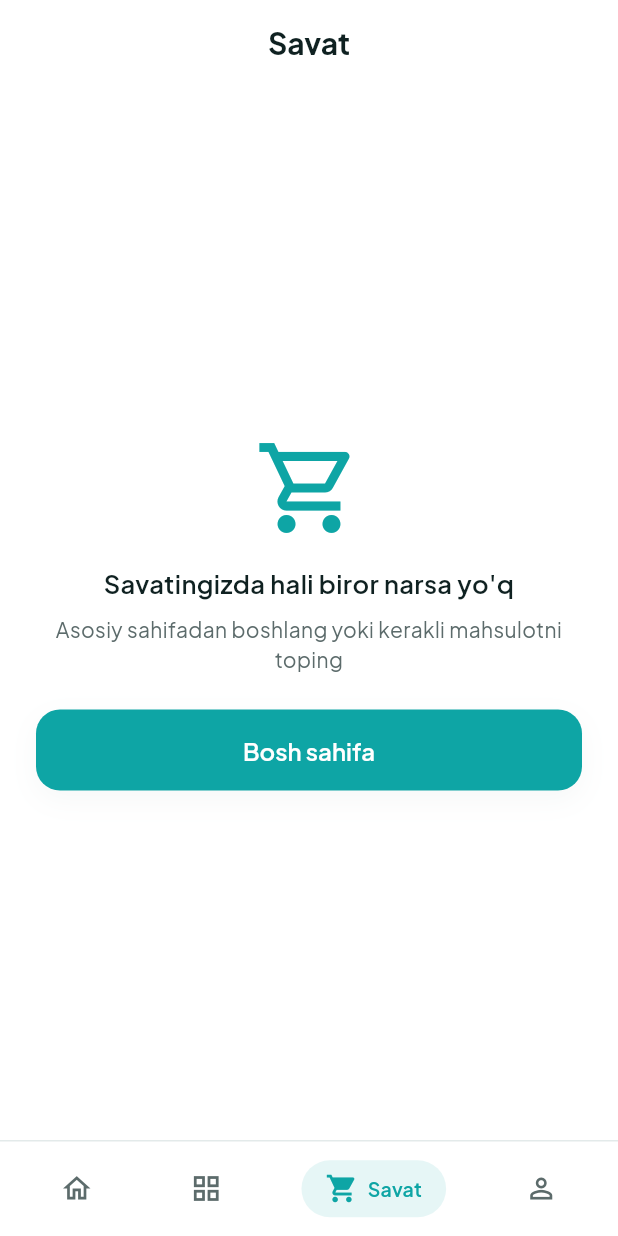
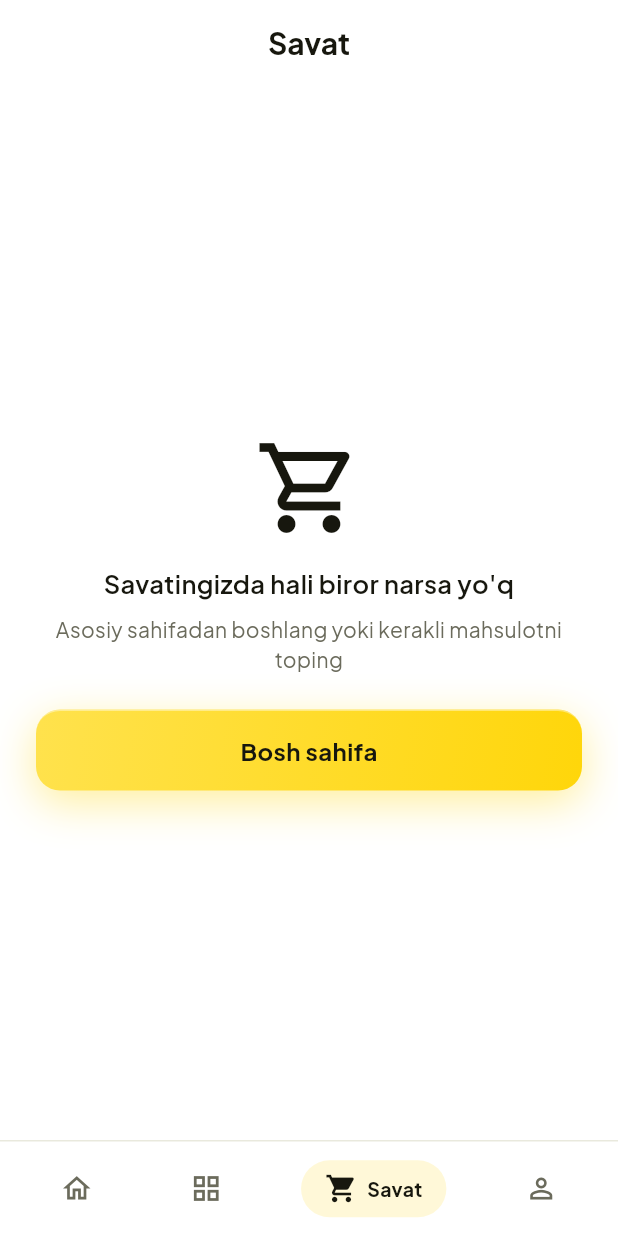
Before and after one commit to FaxriddinDeveloperr/voltra-web-app, a Flutter app: the CartScreen screen opened by its route, on a phone screen of 412 x 824 dp. Run offline on Flutter 3.47's test engine with Material 3 defaults, Android fonts, the phone set to English and light mode, and no system bars; our stand-ins replace cached_network_image, carousel_slider, dio, flutter_riverpod, flutter_secure_storage, go_router and 3 more; accounts and stored records are empty; network calls fail.

Commit message:
Energiya brendi: electric yellow aksent + chaqmoq logo, qorong'i hero/splash glow, glossy sariq tugma, sariq kartochka border, 3D/animatsiya

```diff
--- a/mobile/lib/core/theme/app_colors.dart
+++ b/mobile/lib/core/theme/app_colors.dart
@@ -1,76 +1,91 @@
 import 'package:flutter/material.dart';
 
-/// Markazlashtirilgan rang tizimi (teal). Hech qayerda hardcode rang yo'q —
-/// barcha widgetlar shu tokenlardan o'qiydi.
+/// Energiya brendi — electric yellow (tok sariq) + chaqmoq + qorong'i hero.
+/// Markazlashtirilgan: barcha widgetlar shu tokenlardan o'qiydi.
 abstract class AppColors {
-  // ── Brend teal ─────────────────────────────────────────────
-  static const primary = Color(0xFF0EA5A5);
-  static const primaryDark = Color(0xFF0E3B3B); // chuqur teal
+  // ── Energiya palitrasi ─────────────────────────────────────
+  static const accent = Color(0xFFFFD60A); // electric yellow — asosiy aksent
+  static const accentDeep = Color(0xFFF2B600); // gradient/pressed
+  static const accentBright = Color(0xFFFFE24D); // gradient yuqori (glossy)
+  static const ink = Color(0xFF17170E); // near-black (qorong'i hero + matn)
+  static const inkDeep = Color(0xFF0E0E08); // gradient tubi
 
-  // Tinted (yumshoq, shaffof) variantlar
-  static const primaryTintSoft = Color(0x140EA5A5); // ~8%
-  static const primaryTint = Color(0x1A0EA5A5); // ~10%
-  static const primaryTintStrong = Color(0x240EA5A5); // ~14%
+  // Sariq tinted variantlar
+  static const accentTintSoft = Color(0x1FFFD60A); // ~12%
+  static const accentTint = Color(0x29FFD60A); // ~16%
+  static const accentTintStrong = Color(0x3DFFD60A); // ~24%
+  static const accentBorder = Color(0x4DFFD60A); // ~30% — sariq border
 
-  // ── Neytral shkala (teal'ga biroz moyil, yumshoq o'tishlar) ─
-  static const background = Color(0xFFFFFFFF); // asosiy kanvas — toza oq
-  static const surface = Color(0xFFF7F9F9); // kartalar/inputlar yengil foni
-  static const surfaceVariant = Color(0xFFEFF3F3); // biroz chuqurroq
-  static const border = Color(0xFFE3EAEA); // nozik chegara
+  // ── Neytral ────────────────────────────────────────────────
+  static const background = Color(0xFFFFFFFF); // toza oq kontent foni
+  static const surface = Color(0xFFF7F7F2); // iliq yengil sirt
+  static const surfaceVariant = Color(0xFFEFEFE6);
+  static const border = Color(0xFFE9E9DD);
 
-  // ── Matn ierarxiyasi ───────────────────────────────────────
-  static const textPrimary = Color(0xFF0F2121);
-  static const textSecondary = Color(0xFF5C6B6B);
-  static const textTertiary = Color(0xFF93A1A1);
+  // ── Matn ───────────────────────────────────────────────────
+  static const textPrimary = ink;
+  static const textSecondary = Color(0xFF6B6B5C);
+  static const textTertiary = Color(0xFF9C9C8C);
 
-  // ── Status (yumshoq, zamonaviy ton + tinted fon) ───────────
-  static const danger = Color(0xFFE15C54);
-  static const dangerTint = Color(0xFFFCECEA);
-  static const success = Color(0xFF1FA07A);
-  static const successTint = Color(0xFFE6F4EF);
-  static const warn = Color(0xFFC98A00);
-  static const warnTint = Color(0xFFFBF1D6);
+  // ── Status ─────────────────────────────────────────────────
+  static const danger = Color(0xFFE5484D);
+  static const dangerTint = Color(0xFFFDEBEC);
+  static const success = Color(0xFF2BA24C);
+  static const successTint = Color(0xFFE7F6EC);
+  static const warn = accentDeep;
+  static const warnTint = accentTintSoft;
 
-  // ── Soyalar (ko'p qatlamli, teal-tinted — border o'rniga) ──
-  // Skill: soya rangi fonga moslangan (sof qora emas, deep teal toni).
+  // ── Soyalar + electric glow ────────────────────────────────
   static const List<BoxShadow> cardShadow = [
-    BoxShadow(color: Color(0x0A0E3B3B), blurRadius: 24, offset: Offset(0, 12)),
-    BoxShadow(color: Color(0x0F0E3B3B), blurRadius: 6, offset: Offset(0, 2)),
+    BoxShadow(color: Color(0x14000000), blurRadius: 20, offset: Offset(0, 10)),
+    BoxShadow(color: Color(0x0A000000), blurRadius: 4, offset: Offset(0, 1)),
   ];
   static const List<BoxShadow> softShadow = [
-    BoxShadow(color: Color(0x0A0E3B3B), blurRadius: 16, offset: Offset(0, 6)),
+    BoxShadow(color: Color(0x12000000), blurRadius: 14, offset: Offset(0, 6)),
   ];
-  // Mahsulot rasmi "suzib turishi" uchun (signature)
   static const List<BoxShadow> floatShadow = [
-    BoxShadow(color: Color(0x140E3B3B), blurRadius: 20, offset: Offset(0, 10)),
+    BoxShadow(color: Color(0x1A000000), blurRadius: 18, offset: Offset(0, 10)),
+  ];
+  // Sariq electric glow (tugma/logo)
+  static const List<BoxShadow> glow = [
+    BoxShadow(color: Color(0x66FFD60A), blurRadius: 24, offset: Offset(0, 8)),
   ];
 
-  // ── Nozik gradientlar (faqat banner/CTA/logo) ──────────────
-  static const tealGradient = LinearGradient(
+  // ── Gradientlar ────────────────────────────────────────────
+  static const accentGradient = LinearGradient(
     begin: Alignment.topLeft,
     end: Alignment.bottomRight,
-    colors: [primary, primaryDark],
+    colors: [accentBright, accent],
+  );
+  static const darkGradient = LinearGradient(
+    begin: Alignment.topLeft,
+    end: Alignment.bottomRight,
+    colors: [Color(0xFF24241A), inkDeep],
   );
 
-  // ── Logo akssenti (faqat logo belgisida) ───────────────────
-  static const sun = Color(0xFFF2B705);
+  // Logo akssenti
+  static const sun = accent;
 
   // ════════════════════════════════════════════════════════════
-  // Eski semantik nomlar — yangi tokenlarga ko'chirilgan
-  // (widgetlar o'zgarmasdan ishlashi uchun)
+  // Eski semantik nomlar -> energiya tokenlariga
+  // FILL'lar (tugma/aktiv/indikator) = sariq; MATN/IKONKA = ink
   // ════════════════════════════════════════════════════════════
-  static const primaryAccent = primary;
-  static const primaryAccentAlt = primaryDark;
-  static const primaryLight = primaryTint; // tanlangan tinted fon
+  static const primary = accent; // tugma/aktiv FILL = sariq
+  static const primaryDark = ink;
+  static const primaryAccent = accent;
+  static const primaryAccentAlt = ink;
+  static const primaryLight = accentTint; // tinted aktiv fon = sariq tint
   static const primaryLightAlt = surfaceVariant;
-  static const tealText = primary; // havola / narx akssent matni
+  static const primaryTint = accentTint;
+  static const primaryTintSoft = accentTintSoft;
+  static const primaryTintStrong = accentTintStrong;
+  static const tealText = ink; // havola/narx matni = ink (oqilmaydigan sariq emas)
 
-  static const forest = primary; // ikonkalar -> primary
-  static const deepForest = primaryDark;
-  static const softForest = primary;
+  static const forest = ink; // ikonkalar = ink (oq fonda o'qiladi)
+  static const deepForest = ink;
+  static const softForest = ink;
   static const cream = Color(0xFFFFFFFF);
   static const creamDeep = surfaceVariant;
-  static const ink = textPrimary;
   static const muted = textSecondary;
   static const rule = border;
 
@@ -82,14 +97,15 @@ abstract class AppColors {
   static const inStockGreen = success;
 
   static const surfaceAlt = surfaceVariant;
-  static const imagePlaceholder = Color(0xFFE9EEEE);
-  static const imagePlaceholderAlt = Color(0xFFE9EEEE);
+  static const imagePlaceholder = Color(0xFFECECE2);
+  static const imagePlaceholderAlt = Color(0xFFECECE2);
 
   static const textPrimaryAlt = textPrimary;
   static const textSecondaryAlt = textSecondary;
   static const strikethrough = textTertiary;
 
-  // Eski gradient nomlari -> teal gradient
-  static const forestGradient = tealGradient;
-  static const sunGradient = tealGradient;
+  // Eski gradient nomlari
+  static const tealGradient = darkGradient; // hero/logo plitka -> qorong'i
+  static const forestGradient = darkGradient;
+  static const sunGradient = accentGradient;
 }
--- a/mobile/lib/core/theme/app_decorations.dart
+++ b/mobile/lib/core/theme/app_decorations.dart
@@ -4,10 +4,11 @@ import 'app_spacing.dart';
 
 /// Markazlashtirilgan konteyner dekoratsiyalari — yengil soya, border emas.
 abstract class AppDecorations {
-  /// Oq karta + juda yengil soya.
+  /// Oq karta + nozik sariq border + yengil soya (electric uslub).
   static BoxDecoration card({double? radius}) => BoxDecoration(
         color: AppColors.background,
         borderRadius: BorderRadius.circular(radius ?? AppSpacing.cardRadius),
+        border: Border.all(color: AppColors.accentBorder, width: 1),
         boxShadow: AppColors.cardShadow,
       );
 
--- a/mobile/lib/core/theme/app_typography.dart
+++ b/mobile/lib/core/theme/app_typography.dart
@@ -44,7 +44,7 @@ abstract class AppTypography {
         color: AppColors.strikethrough,
       ).copyWith(decoration: TextDecoration.lineThrough);
   static TextStyle get button =>
-      _t(size: 16, weight: FontWeight.w600, color: Colors.white);
+      _t(size: 16, weight: FontWeight.w700, color: AppColors.ink);
   static TextStyle get hint =>
       _t(size: 14, weight: FontWeight.w400, color: AppColors.textSecondary);
   static TextStyle get link =>
--- a/mobile/lib/core/widgets/app_logo.dart
+++ b/mobile/lib/core/widgets/app_logo.dart
@@ -21,7 +21,7 @@ class AppLogo extends StatelessWidget {
         ? SizedBox(
             width: size,
             height: size,
-            child: CustomPaint(painter: _VMarkPainter(Colors.white)),
+            child: CustomPaint(painter: _VMarkPainter(AppColors.accent)),
           )
         : Container(
             width: size,
@@ -59,7 +59,7 @@ class AppLogo extends StatelessWidget {
                 ),
                 Padding(
                   padding: EdgeInsets.all(size * 0.24),
-                  child: CustomPaint(painter: _VMarkPainter(Colors.white)),
+                  child: CustomPaint(painter: _VMarkPainter(AppColors.accent)),
                 ),
               ],
             ),
--- a/mobile/lib/core/widgets/main_shell.dart
+++ b/mobile/lib/core/widgets/main_shell.dart
@@ -92,7 +92,7 @@ class _NavItem extends StatelessWidget {
     final iconWidget = Icon(
       active ? spec.activeIcon : spec.icon,
       size: 22,
-      color: active ? AppColors.primary : AppColors.textSecondary,
+      color: active ? AppColors.ink : AppColors.textSecondary,
     );
 
     return GestureDetector(
@@ -142,8 +142,8 @@ class _NavItem extends StatelessWidget {
               Text(
                 label,
                 style: const TextStyle(
-                  color: AppColors.primary,
-                  fontWeight: FontWeight.w600,
+                  color: AppColors.ink,
+                  fontWeight: FontWeight.w700,
                   fontSize: 13,
                 ),
               ),
--- a/mobile/lib/core/widgets/primary_button.dart
+++ b/mobile/lib/core/widgets/primary_button.dart
@@ -3,7 +3,7 @@ import '../theme/app_colors.dart';
 import '../theme/app_spacing.dart';
 import 'pressable.dart';
 
-/// Spec 1.4.7 — PrimaryButton (to'q yashil, oq matn, full width).
+/// PrimaryButton — glossy sariq gradient + electric glow, to'q matn (3D his).
 class PrimaryButton extends StatelessWidget {
   const PrimaryButton({
     super.key,
@@ -22,13 +22,15 @@ class PrimaryButton extends StatelessWidget {
 
   @override
   Widget build(BuildContext context) {
-    final child = loading
+    final enabled = !loading && onPressed != null;
+
+    final content = loading
         ? const SizedBox(
             height: 22,
             width: 22,
             child: CircularProgressIndicator(
               strokeWidth: 2.4,
-              valueColor: AlwaysStoppedAnimation(Colors.white),
+              valueColor: AlwaysStoppedAnimation(AppColors.ink),
             ),
           )
         : Row(
@@ -36,37 +38,52 @@ class PrimaryButton extends StatelessWidget {
             mainAxisAlignment: MainAxisAlignment.center,
             children: [
               if (icon != null) ...[
-                Icon(icon, size: 20),
+                Icon(icon, size: 20, color: AppColors.ink),
                 const SizedBox(width: AppSpacing.sm),
               ],
               Flexible(
-                child: Text(label, overflow: TextOverflow.ellipsis),
+                child: Text(
+                  label,
+                  overflow: TextOverflow.ellipsis,
+                  style: const TextStyle(
+                    fontSize: 16,
+                    fontWeight: FontWeight.w700,
+                    color: AppColors.ink,
+                  ),
+                ),
               ),
             ],
           );
 
-    final enabled = !loading && onPressed != null;
-    final button = DecoratedBox(
+    final box = Container(
+      height: 54,
+      alignment: Alignment.center,
       decoration: BoxDecoration(
+        gradient: enabled ? AppColors.accentGradient : null,
+        color: enabled ? null : AppColors.accentTintSoft,
         borderRadius: BorderRadius.circular(AppSpacing.buttonRadius),
-        boxShadow: enabled ? AppColors.softShadow : null,
+        boxShadow: enabled ? AppColors.glow : null,
+        // yuqori nozik yorug'lik (3D)
+        border: enabled
+            ? const Border(
+                top: BorderSide(color: Color(0x66FFFFFF), width: 1),
+              )
+            : null,
       ),
-      child: ElevatedButton(
-        onPressed: loading ? null : onPressed,
-        style: ElevatedButton.styleFrom(
-          backgroundColor: AppColors.primary,
-          disabledBackgroundColor: AppColors.primaryTintSoft,
-          disabledForegroundColor: AppColors.textTertiary,
-          shape: RoundedRectangleBorder(
-            borderRadius: BorderRadius.circular(AppSpacing.buttonRadius),
+      child: DefaultTextStyle.merge(
+        style: TextStyle(
+          color: enabled ? AppColors.ink : AppColors.textTertiary,
+        ),
+        child: IconTheme.merge(
+          data: IconThemeData(
+            color: enabled ? AppColors.ink : AppColors.textTertiary,
           ),
+          child: content,
         ),
-        child: child,
       ),
     );
 
-    final sized =
-        expanded ? SizedBox(width: double.infinity, child: button) : button;
-    return Pressable(child: sized);
+    final sized = expanded ? SizedBox(width: double.infinity, child: box) : box;
+    return Pressable(onTap: enabled ? onPressed : null, child: sized);
   }
 }
```
Also changed, not shown: mobile/lib/core/theme/app_theme.dart (+6 -6 lines), mobile/lib/core/widgets/xit_badge.dart (+5 -4 lines), mobile/lib/features/splash/splash_screen.dart (+70 -7 lines).
